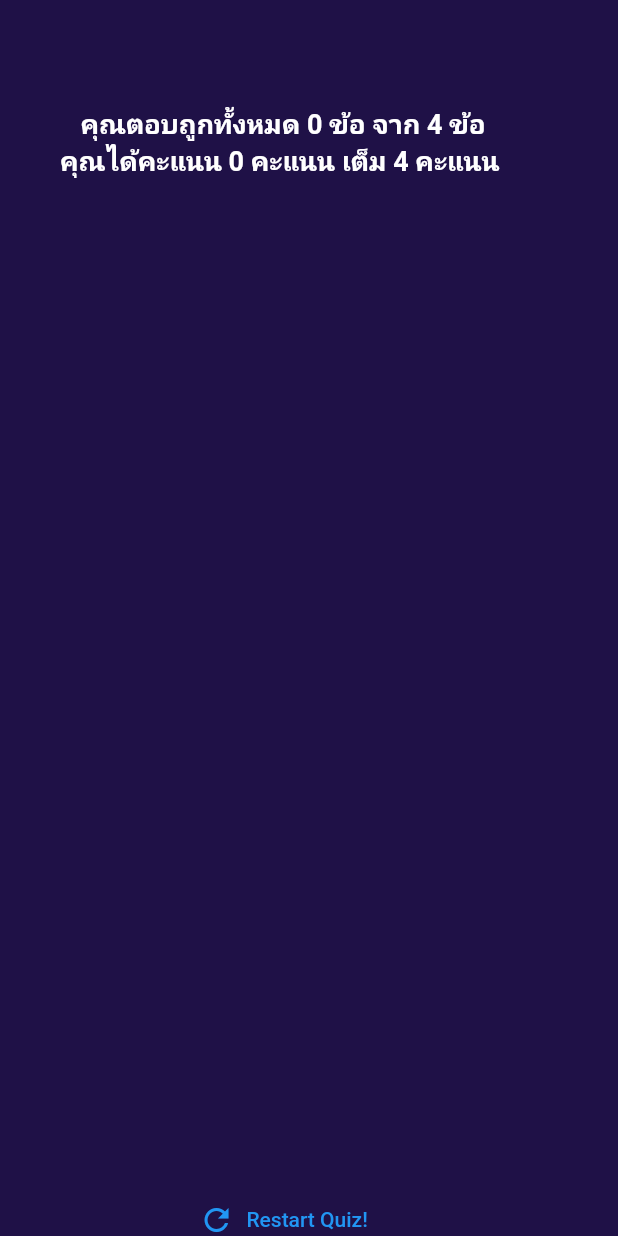
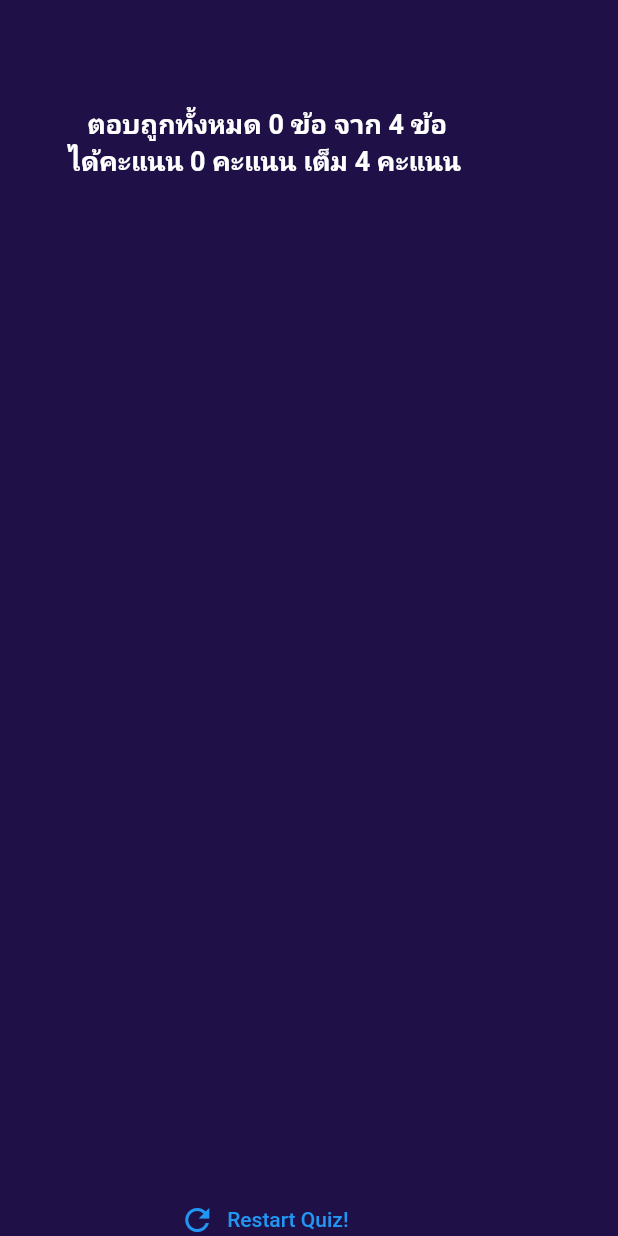
Before and after one commit to autyauth/quiz_app, a Flutter app: the ResultScreen screen opened directly with empty values, on a phone screen of 412 x 824 dp. Run offline on Flutter 3.47's test engine with Material 2 defaults, Android fonts, the light colour scheme and no system bars; our stand-ins replace flutter_svg, go_router.

Commit message:
add provider for carry name from start to result

```diff
--- /dev/null
+++ b/lib/app_provider.dart
@@ -0,0 +1,12 @@
+import 'package:flutter/widgets.dart';
+
+class AppProvider with ChangeNotifier {
+  String _name = '';
+
+  String get name => _name;
+
+  void setName(String name) {
+    _name = name;
+    notifyListeners();
+  }
+}
--- a/lib/screens/result_screen.dart
+++ b/lib/screens/result_screen.dart
@@ -1,5 +1,7 @@
 import 'package:flutter/material.dart';
 import 'package:go_router/go_router.dart';
+import 'package:provider/provider.dart';
+import 'package:quiz_app/app_provider.dart';
 import 'package:quiz_app/data/questions.dart';
 import 'package:quiz_app/widgets/questions_summary/questions_summary.dart';
 
@@ -57,6 +59,7 @@ class ResultScreen extends StatelessWidget {
           (data) => data['user_answer'] == data['correct_answer'],
         )
         .length;
+    final nameProvider = context.read<AppProvider>().name;
     return Scaffold(
       backgroundColor: const Color(0xFF1F1147),
       body: SingleChildScrollView(
@@ -68,7 +71,7 @@ class ResultScreen extends StatelessWidget {
                 height: 30,
               ),
               Text(
-                'คุณตอบถูกทั้งหมด $numCorrectQuestion ข้อ จาก $numTotalQustions ข้อ',
+                '$nameProvider ตอบถูกทั้งหมด $numCorrectQuestion ข้อ จาก $numTotalQustions ข้อ',
                 style: const TextStyle(
                   fontSize: 18,
                   fontWeight: FontWeight.bold,
@@ -76,7 +79,7 @@ class ResultScreen extends StatelessWidget {
                 ),
               ),
               Text(
-                'คุณได้คะแนน $totalScore คะแนน เต็ม $totalScoreQuestion คะแนน ',
+                '$nameProvider ได้คะแนน $totalScore คะแนน เต็ม $totalScoreQuestion คะแนน ',
                 style: const TextStyle(
                   fontSize: 18,
                   fontWeight: FontWeight.bold,
--- a/lib/screens/start_screen.dart
+++ b/lib/screens/start_screen.dart
@@ -1,7 +1,9 @@
 import 'package:flutter/material.dart';
 import 'package:flutter_svg/svg.dart';
 import 'package:go_router/go_router.dart';
+import 'package:provider/provider.dart';
 import 'package:quiz_app/Router/route_constants.dart';
+import 'package:quiz_app/app_provider.dart';
 import 'package:quiz_app/screens/questions_screen.dart';
 
 import 'package:quiz_app/widgets/start_widget/start_fill_part.dart';
@@ -36,6 +38,9 @@ class _StartScreenState extends State<StartScreen> {
           ),
           StartFill(
             onPlay: () {
+              final nameProvider =
+                  Provider.of<AppProvider>(context, listen: false);
+              nameProvider.setName(textcontroller.text);
               context
                   .pushNamed(
                     RouteConstants.question,
```
Also changed, not shown: lib/main.dart (+8 -1 lines).
